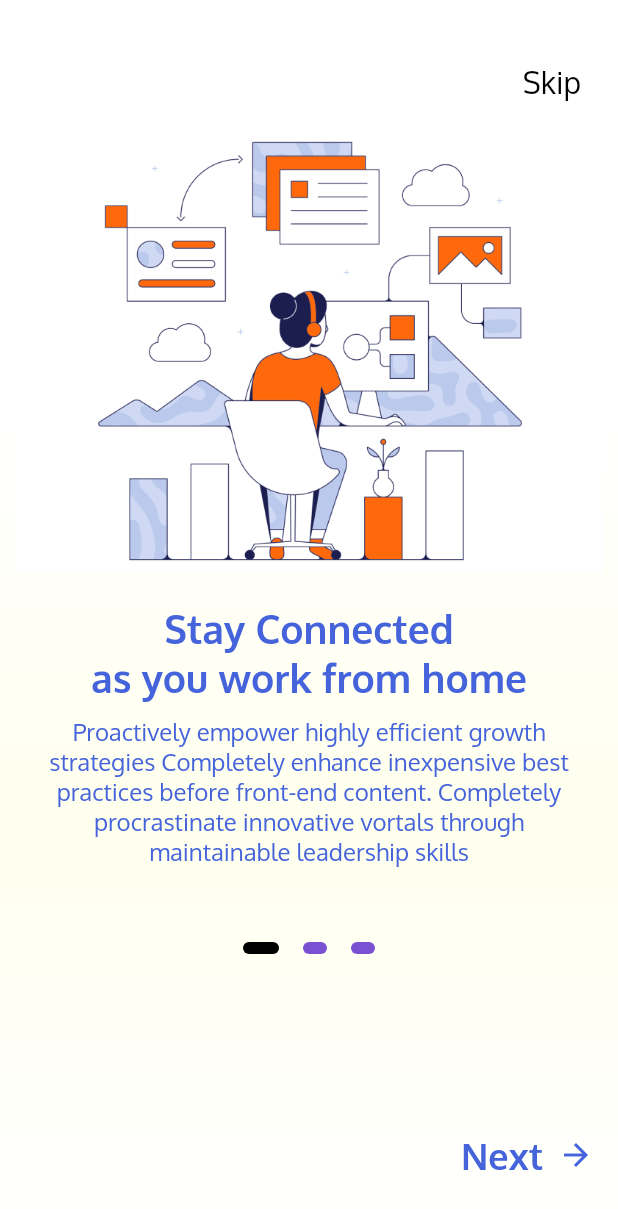
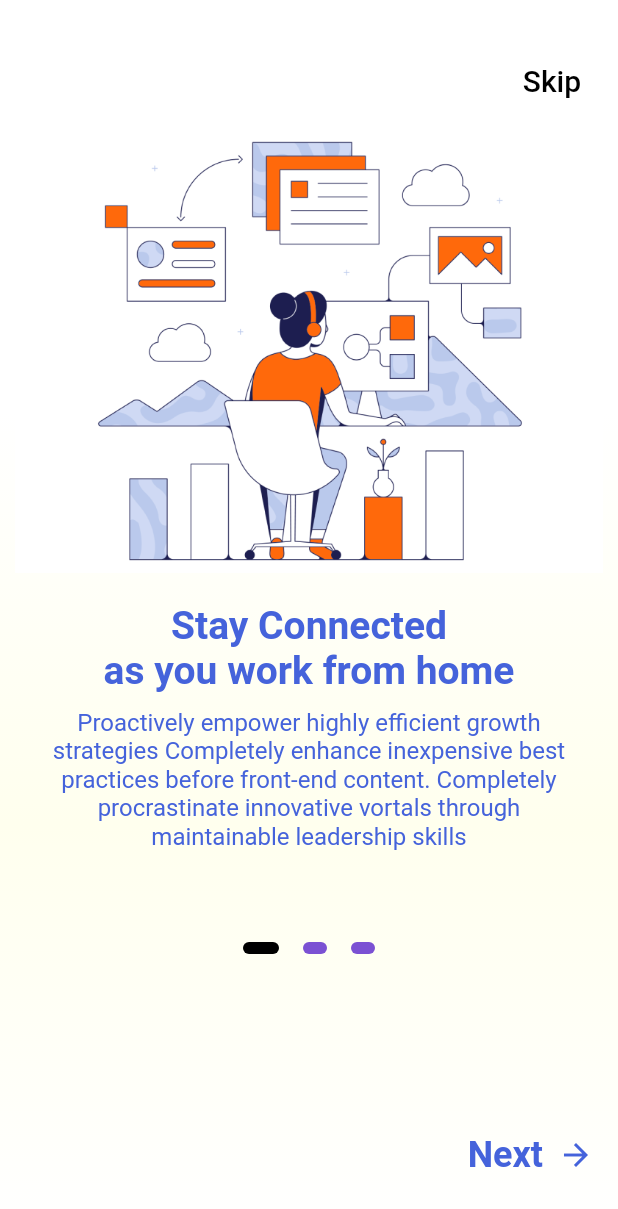
Before and after one commit to kennyadenat/finance, a Flutter app: the screen it shows after launch, on a phone screen of 412 x 824 dp. Shown: the top 1209 px of the screen. Run offline on Flutter 3.47's test engine with Material 2 defaults, Android fonts, the phone set to English and light mode, and no system bars.

Commit message:
updated main.dart theme

```diff
--- /dev/null
+++ b/lib/common/constants.dart
@@ -0,0 +1,8 @@
+import 'package:flutter/material.dart';
+
+const kTextColor = Color(0xFF1E2432);
+const kTextMediumColor = Color(0xFF53627C);
+const kTextLightColor = Color(0xFFAC2432);
+const kPrimaryColor = Color(0xFF0D8E53);
+const kBackgroundColor = Color(0xFFFCFCFC);
+const kInactiveChartColor = Color(0xFFEAECEF);
--- a/lib/main.dart
+++ b/lib/main.dart
@@ -1,3 +1,4 @@
+import 'package:financial/common/constants.dart';
 import 'package:financial/view/onboard_screen.dart';
 import 'package:flutter/material.dart';
 
@@ -10,10 +11,16 @@
     return MaterialApp(
       title: 'Flutter Demo',
       theme: ThemeData(
-        canvasColor: Colors.white,
-        primarySwatch: Colors.blue,
+        primaryColor: kPrimaryColor,
+        scaffoldBackgroundColor: kBackgroundColor,
+        textTheme: Theme.of(context).textTheme.apply(displayColor: kTextColor),
         fontFamily: 'Oxygen',
       ),
+      // theme: ThemeData(
+      //   canvasColor: Colors.white,
+      //   primarySwatch: Colors.blue,
+      //   fontFamily: 'Oxygen',
+      // ),
       home: OnboardScreen(),
     );
   }
```
